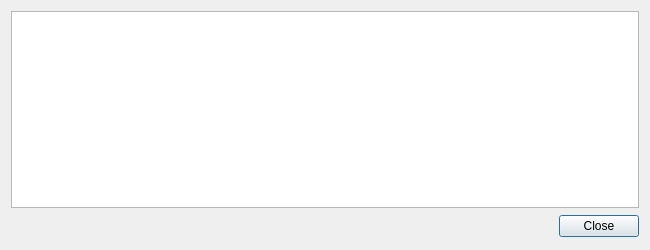
Above: src/qt/forms/transactiondescdialog.ui from VeriConomy/vericoin before the change. Below: the same form after it.
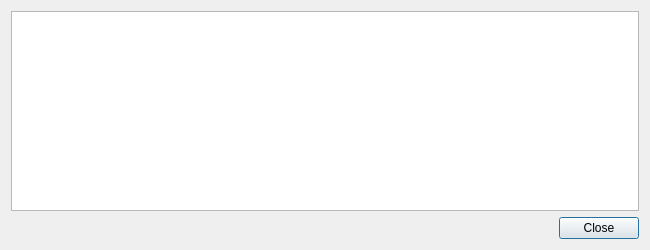
That is the form after the change.

Commit message: auto install for Mac and ui tweaks

Diff of the .ui file:
```diff
--- a/src/qt/forms/transactiondescdialog.ui
+++ b/src/qt/forms/transactiondescdialog.ui
@@ -26,12 +26,6 @@
    </item>
    <item>
     <widget class="QDialogButtonBox" name="buttonBox">
-     <property name="minimumSize">
-      <size>
-       <width>120</width>
-       <height>25</height>
-      </size>
-     </property>
      <property name="orientation">
       <enum>Qt::Horizontal</enum>
      </property>
```
The commit also changes 6 other files.
